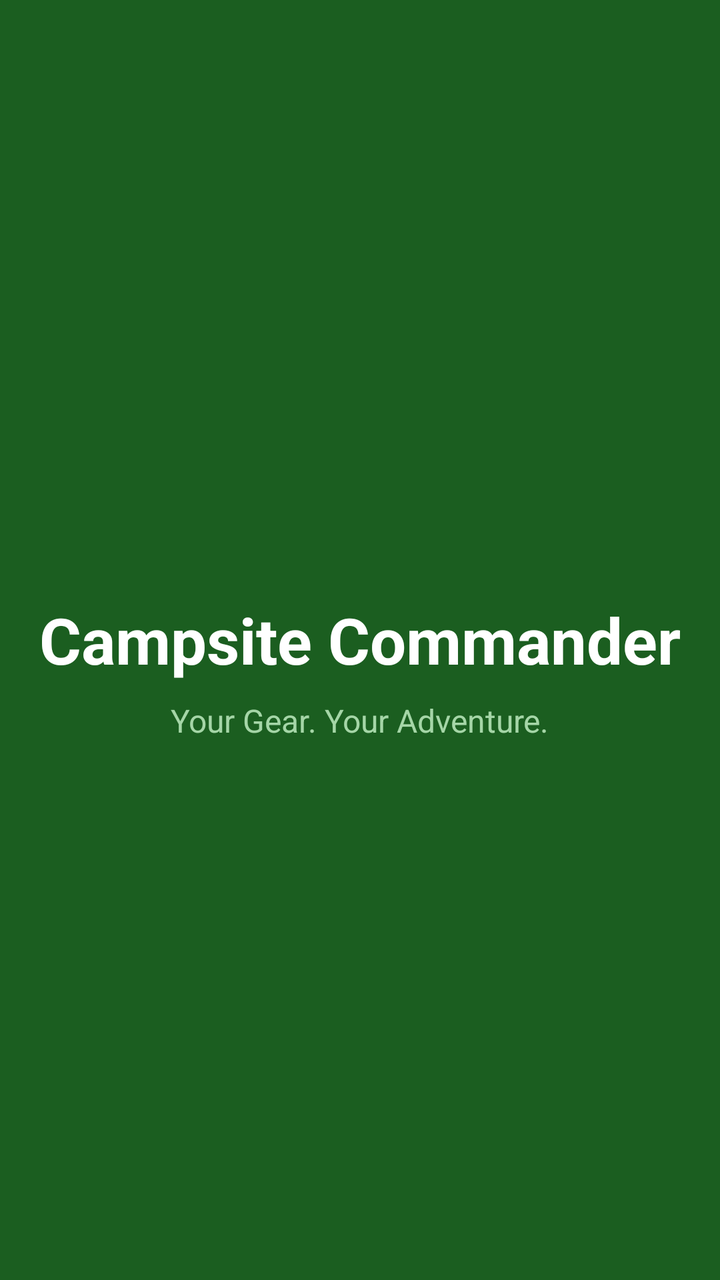
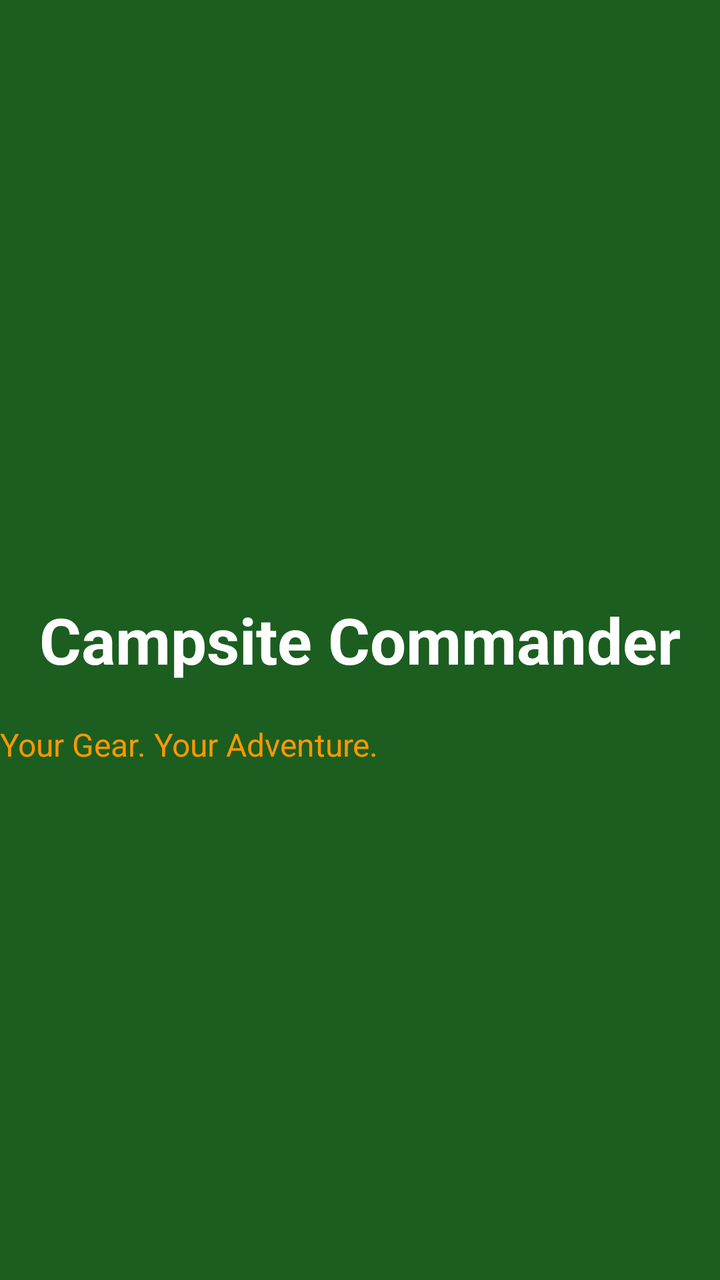

Compare the two renders of this Android layout. The source of the first and the diff that turns it into the second are given below.
<!-- AndroidManifest.xml: application theme Theme.CmpsiteCommander -->
<!-- res/layout/activity_splash.xml -->
<?xml version="1.0" encoding="utf-8"?>
<RelativeLayout xmlns:android="http://schemas.android.com/apk/res/android"
    android:layout_width="match_parent"
    android:layout_height="match_parent"
    android:background="#1B5E20">
    

    
    <TextView
        android:id="@+id/tvSplashTitle"
        android:layout_width="wrap_content"
        android:layout_height="wrap_content"
        android:layout_centerInParent="true"
        android:text="Campsite Commander"
        android:textColor="#FFFFFF"
        android:textSize="32sp"
        android:textStyle="bold"/>

    
    <TextView
        android:id="@+id/tvSplashSubtitle"
        android:layout_width="wrap_content"
        android:layout_height="wrap_content"
        android:layout_below="@id/tvSplashTitle"
        android:layout_centerHorizontal="true"
        android:text="Your Gear. Your Adventure."
        android:textColor="#A5D6A7"
        android:textSize="16sp"
        android:layout_marginTop="8dp"/>

</RelativeLayout>
<!-- resources referenced by this layout -->
<resources>
  <style name="Theme.CmpsiteCommander" parent="android:Theme.Material.Light.NoActionBar" />
</resources>

<!-- the commit's change to res/layout/activity_splash.xml (unified diff, before → after) -->
@@ -22,10 +22,9 @@
         android:layout_width="wrap_content"
         android:layout_height="wrap_content"
         android:layout_below="@id/tvSplashTitle"
-        android:layout_centerHorizontal="true"
+        android:layout_marginTop="20dp"
         android:text="Your Gear. Your Adventure."
-        android:textColor="#A5D6A7"
-        android:textSize="16sp"
-        android:layout_marginTop="8dp"/>
+        android:textColor="#FF9800"
+        android:textSize="16sp" />
 
 </RelativeLayout>
